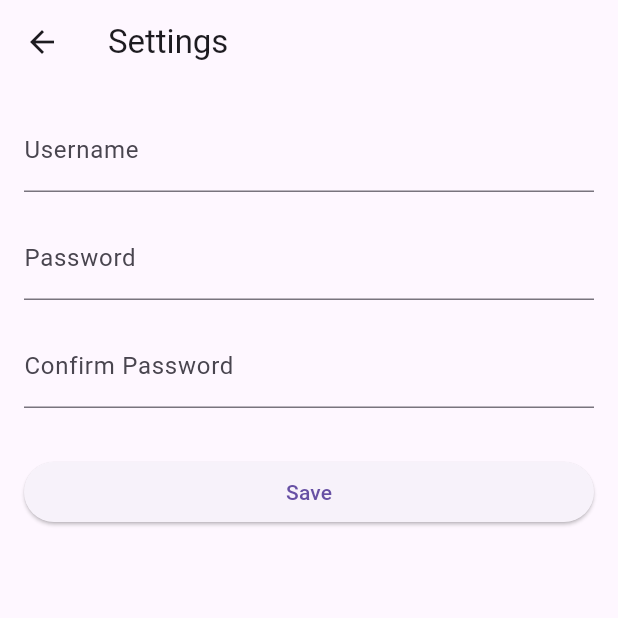
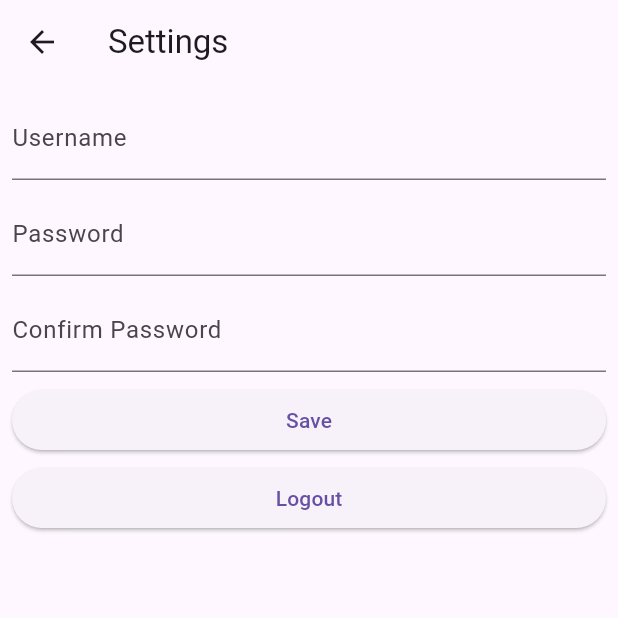
Before and after one commit to AlexisSaccoman/shazam, a Flutter app: the Settings screen opened directly, on a phone screen of 412 x 824 dp, the top half of it. Run offline on Flutter 3.47's test engine with Material 3 defaults, Android fonts, the phone set to English and light mode, and no system bars; our stand-ins replace flutter_rating_bar; missing offline and left inert: flutter_barcode_scanner; network calls fail.

```diff
--- a/back_end/package.json
+++ b/back_end/package.json
@@ -3,7 +3,6 @@
     "cors": "^2.8.5",
     "crypto": "^1.0.1",
     "express": "^4.18.2",
-    "express.js": "^1.0.0",
     "http": "^0.0.1-security",
     "jsonwebtoken": "^9.0.2",
     "mongodb": "^6.3.0",
--- a/lib/pages/Login.dart
+++ b/lib/pages/Login.dart
@@ -90,7 +90,7 @@ class LoginPage extends StatelessWidget {
                         Navigator.push(
                           context,
                           MaterialPageRoute(
-                            builder: (context) => CarteVins(
+                            builder: (context) => Home(
                               userConnected: userConnected,
                               userIsAdmin: userIsAdmin,
                               username: username,
--- a/lib/pages/Scanner.dart
+++ b/lib/pages/Scanner.dart
@@ -70,7 +70,7 @@ class _ScannerState extends State<Scanner> {
                               value,
                               noteValue == null
                                   ? 'Pas encore noté !'
-                                  : noteValue['nbEtoiles'].toString(),
+                                  : noteValue.nbEtoiles.toString(),
                               widget.userConnected,
                               widget.userIsAdmin,
                               widget.username),
--- a/lib/pages/Settings.dart
+++ b/lib/pages/Settings.dart
@@ -1,4 +1,5 @@
 import 'package:flutter/material.dart';
+import 'Accueil.dart';
 
 class Settings extends StatefulWidget {
   const Settings({super.key});
@@ -10,7 +11,8 @@ class Settings extends StatefulWidget {
 class _SettingsState extends State<Settings> {
   final TextEditingController _usernameController = TextEditingController();
   final TextEditingController _passwordController = TextEditingController();
-  final TextEditingController _confirmPasswordController = TextEditingController();
+  final TextEditingController _confirmPasswordController =
+      TextEditingController();
 
   @override
   Widget build(BuildContext context) {
@@ -19,7 +21,7 @@ class _SettingsState extends State<Settings> {
         title: const Text('Settings'),
       ),
       body: Padding(
-        padding: const EdgeInsets.all(16.0),
+        padding: const EdgeInsets.all(8.0),
         child: Column(
           crossAxisAlignment: CrossAxisAlignment.stretch,
           children: [
@@ -28,7 +30,7 @@ class _SettingsState extends State<Settings> {
               controller: _usernameController,
               decoration: const InputDecoration(labelText: 'Username'),
             ),
-            const SizedBox(height: 16.0),
+            const SizedBox(height: 8.0),
 
             // Password
             TextFormField(
@@ -36,7 +38,7 @@ class _SettingsState extends State<Settings> {
               obscureText: true,
               decoration: const InputDecoration(labelText: 'Password'),
             ),
-            const SizedBox(height: 16.0),
+            const SizedBox(height: 8.0),
 
             // Confirm Password
             TextFormField(
@@ -44,7 +46,7 @@ class _SettingsState extends State<Settings> {
               obscureText: true,
               decoration: const InputDecoration(labelText: 'Confirm Password'),
             ),
-            const SizedBox(height: 32.0),
+            const SizedBox(height: 8.0),
 
             // Save Button
             ElevatedButton(
@@ -53,6 +55,23 @@ class _SettingsState extends State<Settings> {
                 saveSettings();
               },
               child: const Text('Save'),
+            ),
+            const SizedBox(height: 4.0),
+
+            ElevatedButton(
+              onPressed: () {
+                Navigator.push(
+                  context,
+                  MaterialPageRoute(
+                    builder: (context) => Home(
+                      userConnected: false,
+                      userIsAdmin: false,
+                      username: "",
+                    ),
+                  ),
+                );
+              },
+              child: const Text('Logout'),
             ),
           ],
         ),
```
Also changed, not shown: lib/pages/CarteVins.dart (+12 -5 lines), back_end/package-lock.json, 4 other files.
